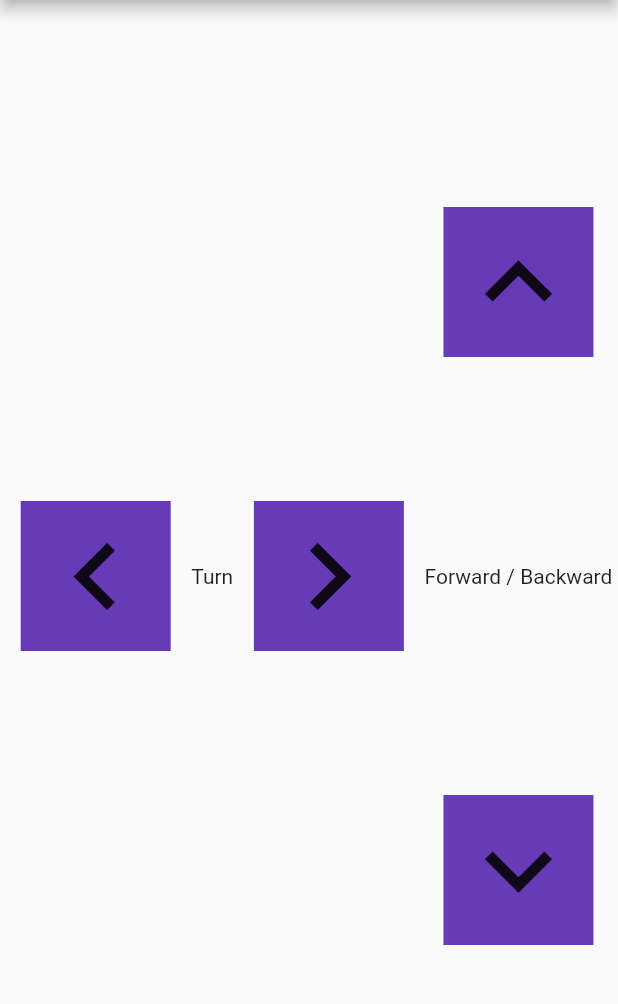
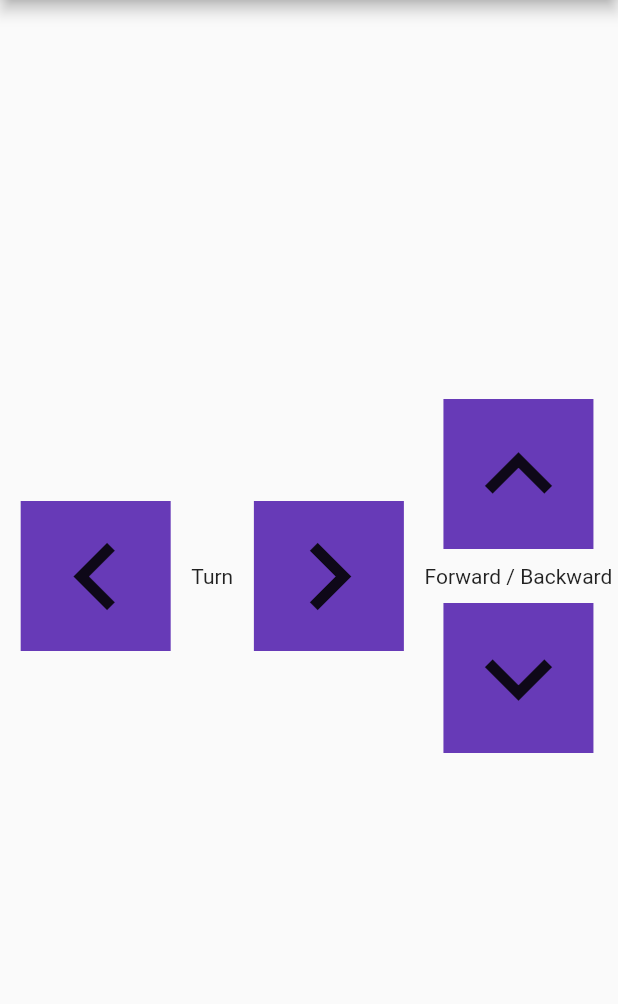
Before and after one commit to MGallivan00/EGEN_310, a Flutter app: the screen it shows after launch, on a phone screen of 412 x 824 dp, the part 84-1088 px from its top. Run offline on Flutter 3.47's test engine with Material 2 defaults, Android fonts, the phone set to English and light mode, and no system bars.

Commit message:
git add .

```diff
--- a/lib/main.dart
+++ b/lib/main.dart
@@ -86,8 +86,7 @@ class _MyHomePageState extends State<MyHomePage> {
               Icons.keyboard_arrow_right),
 
           Column( // Column for forward / Backward movement
-              mainAxisAlignment: MainAxisAlignment.spaceEvenly,
-              crossAxisAlignment: CrossAxisAlignment.center,
+              mainAxisAlignment: MainAxisAlignment.center,
               children: [
                 //TODO Thread?
                 _forwardButton = UserInterface( // Create the forward button
```
